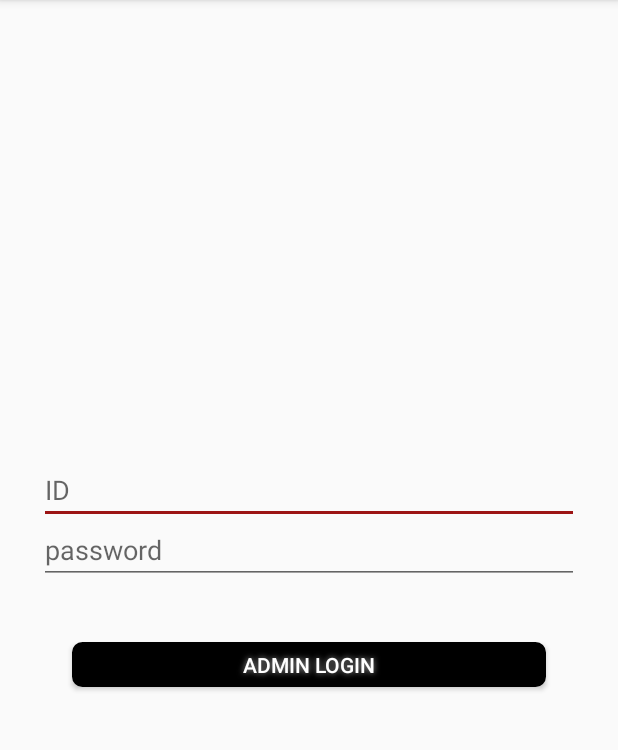
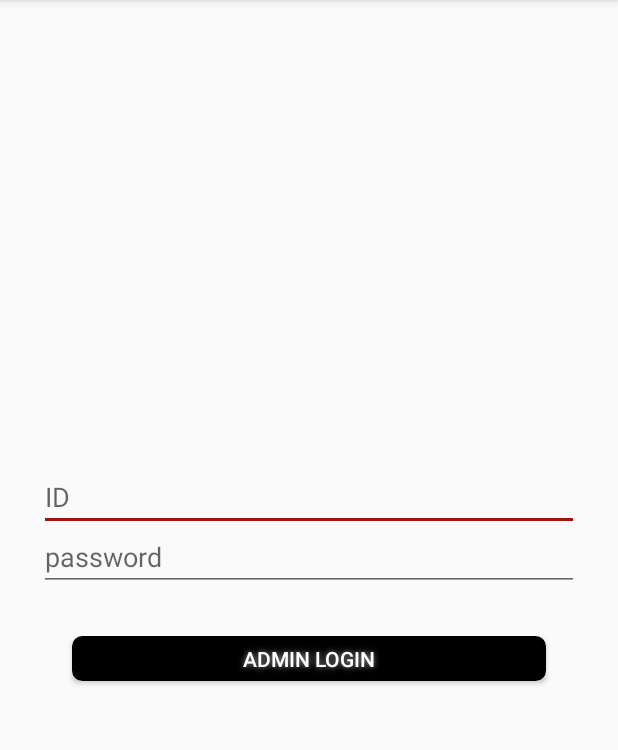
Before and after one commit to Tenykim1109/EngCaf_Computerize, an Android app: the loginActivity screen opened directly, with no data from a screen before it, on a phone screen of 412 x 824 dp, the part 84-834 px from its top. Run offline under Robolectric (Android 15) with nearby library versions, the phone set to English and light mode, and no system bars.

Commit message:
[레이아웃 최적화] - activity_main, login_page 공백용 textView 제거 - add_page, corner_page 사소한 부분 수정 - menu_control RelativeLayout으로 변경

```diff
--- a/Restaurant/app/src/main/res/layout/login_page.xml
+++ b/Restaurant/app/src/main/res/layout/login_page.xml
@@ -1,12 +1,10 @@
 <?xml version="1.0" encoding="utf-8"?>
-<LinearLayout xmlns:android="http://schemas.android.com/apk/res/android"
-    xmlns:app="http://schemas.android.com/apk/res-auto"
-    xmlns:tools="http://schemas.android.com/tools"
+<LinearLayout
+    xmlns:android="http://schemas.android.com/apk/res/android"
     android:layout_width="match_parent"
     android:layout_height="match_parent"
     android:gravity="center"
-    android:orientation="vertical"
-    tools:context=".loginActivity">
+    android:orientation="vertical">
 
     <EditText
         android:id="@+id/idText"
@@ -14,9 +12,7 @@
         android:layout_height="40dp"
         android:ems="10"
         android:hint="ID"
-        android:inputType="textEmailAddress"
-        tools:layout_editor_absoluteX="25dp"
-        tools:layout_editor_absoluteY="240dp" />
+        android:inputType="textEmailAddress" />
 
     <EditText
         android:id="@+id/passwordText"
@@ -24,40 +20,13 @@
         android:layout_height="40dp"
         android:ems="10"
         android:hint="password"
-        android:inputType="textPassword"
-        tools:layout_editor_absoluteX="26dp"
-        tools:layout_editor_absoluteY="295dp" />
-
-    <LinearLayout
-        android:layout_width="match_parent"
-        android:layout_height="wrap_content"
-        android:orientation="horizontal">
-
-        <TextView
-            android:id="@+id/emptyView_left"
-            android:layout_width="wrap_content"
-            android:layout_height="wrap_content"
-            android:layout_weight="1"
-            android:text="" />
-
-        <TextView
-            android:id="@+id/emptyView_right"
-            android:layout_width="wrap_content"
-            android:layout_height="wrap_content"
-            android:layout_weight="1"
-            android:text="" />
-    </LinearLayout>
-    <TextView
-        android:id="@+id/center_textView"
-        android:layout_width="match_parent"
-        android:layout_height="wrap_content"
-        android:text="" />
+        android:inputType="textPassword" />
 
     <Button
         android:id="@+id/login_button"
         android:layout_width="316dp"
         android:layout_height="30dp"
-
+        android:layout_marginTop="30dp"
         android:background="@drawable/buttonshape"
         android:shadowColor="#A8A8A8"
         android:shadowDx="0"
```
Also changed, not shown: Restaurant/app/src/main/res/layout/activity_main.xml (+9 -47 lines), Restaurant/app/src/main/res/layout/add_page.xml (+6 -8 lines), Restaurant/app/src/main/res/layout/corner_page.xml (+4 -6 lines), Restaurant/app/src/main/res/layout/menu_control.xml (+8 -8 lines).
